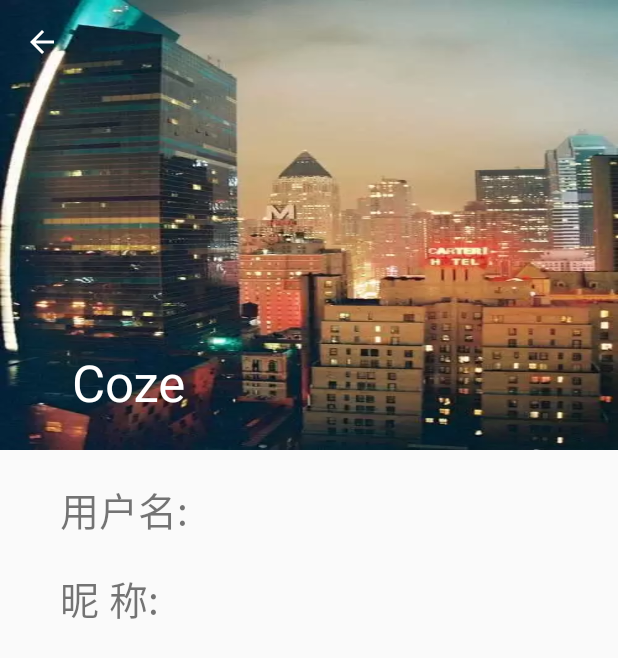
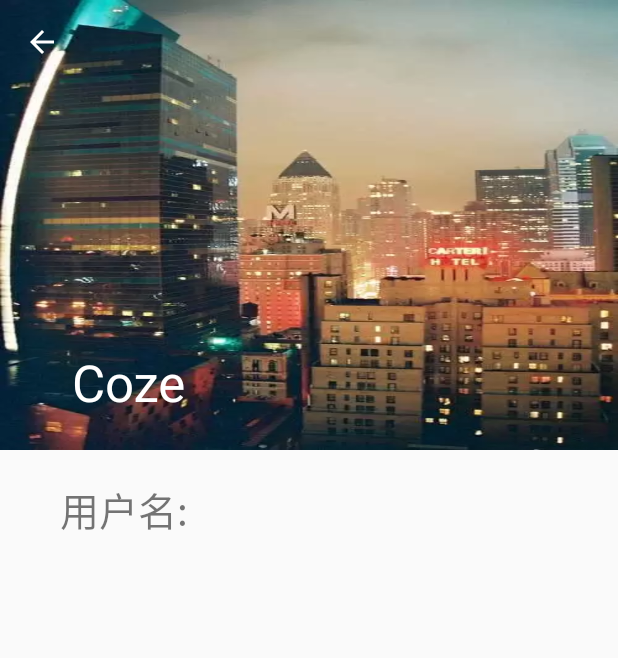
Before and after one commit to mottc/Coze, an Android app: the UserDetailActivity screen opened directly, with no data from a screen before it, on a phone screen of 412 x 824 dp. Shown: the top 658 px of the screen. Run offline under Robolectric (Android 15) with nearby library versions, the phone set to English and light mode, and no system bars; our stand-ins replace ButterKnife; libraries missing offline, so code that uses them is left out: com.hyphenate, com.hyphenate.chat, com.qiniu.util; pictures from the network do not load; 2 statements that could not run were skipped.

```diff
--- a/app/src/main/java/com/mottc/coze/detail/UserDetailActivity.java
+++ b/app/src/main/java/com/mottc/coze/detail/UserDetailActivity.java
@@ -21,7 +21,6 @@ import com.mottc.coze.chat.ChatActivity;
 import com.mottc.coze.db.CozeUserDao;
 import com.mottc.coze.utils.AvatarUtils;
 
-import java.util.List;
 import java.util.Objects;
 
 import butterknife.BindView;
@@ -40,10 +39,8 @@ public class UserDetailActivity extends AppCompatActivity {
     CollapsingToolbarLayout mCollapsingToolbar;
     @BindView(R.id.tv_username)
     TextView mTvUsername;
-    @BindView(R.id.tv_nickname)
-    TextView mTvNickname;
-    @BindView(R.id.btn_change_nickname)
-    Button mBtnChangeNickname;
+    @BindView(R.id.btn_delete_friend)
+    Button mBtnDeleteFriend;
     @BindView(R.id.btn_send_msg)
     Button mBtnSendMsg;
     @BindView(R.id.friend_layout)
@@ -54,7 +51,6 @@ public class UserDetailActivity extends AppCompatActivity {
     Button mBtnAddFriend;
 
     private String username;
-    private String nickname;
     private CozeUserDao mCozeUserDao;
     @Override
     protected void onCreate(Bundle savedInstanceState) {
@@ -63,7 +59,6 @@ public class UserDetailActivity extends AppCompatActivity {
         ButterKnife.bind(this);
 
         username = this.getIntent().getStringExtra("username");
-        nickname = username;
         mCozeUserDao = CozeApplication.getInstance().getDaoSession(EMClient.getInstance().getCurrentUser()).getCozeUserDao();
         initView();
 
@@ -86,7 +81,6 @@ public class UserDetailActivity extends AppCompatActivity {
             for (CozeUser user : mCozeUserDao.loadAll()) {
                 if (user.getUserName().equals(username)) {
                     isStranger = false;
-                    getNickName();
                     mFriendLayout.setVisibility(View.VISIBLE);
                     break;
                 }
@@ -103,26 +97,17 @@ public class UserDetailActivity extends AppCompatActivity {
         mCollapsingToolbar.setExpandedTitleColor(Color.WHITE);
         mCollapsingToolbar.setTitle(username);
         mTvUsername.setText(username);
-        mTvNickname.setText(nickname);
 
         AvatarUtils.setAvatar(this,username,mImage);
     }
 
-    private void getNickName() {
-        List<CozeUser> cozeUserList = mCozeUserDao.queryBuilder()
-                .where(CozeUserDao.Properties.UserName.eq(username))
-                .list();
-        nickname = cozeUserList.get(0).getNickName();
-        if (nickname == null) {
-            nickname = username;
-        }
-    }
 
 
-    @OnClick({R.id.btn_change_nickname, R.id.btn_send_msg, R.id.btn_change_avatar, R.id.btn_add_friend})
+
+    @OnClick({R.id.btn_delete_friend, R.id.btn_send_msg, R.id.btn_change_avatar, R.id.btn_add_friend})
     public void onClick(View view) {
         switch (view.getId()) {
-            case R.id.btn_change_nickname:
+            case R.id.btn_delete_friend:
 //                TODO
 //                Long id = CommonUtils.getCozeUserFromDB(username).getId();
 //                CozeUser cozeUser = new CozeUser(id, username, "zhangsan", null);
--- a/app/src/main/res/layout/activity_user_detail.xml
+++ b/app/src/main/res/layout/activity_user_detail.xml
@@ -2,9 +2,9 @@
 <android.support.design.widget.CoordinatorLayout
     xmlns:android="http://schemas.android.com/apk/res/android"
     xmlns:app="http://schemas.android.com/apk/res-auto"
-    android:fitsSystemWindows="true"
     android:layout_width="match_parent"
-    android:layout_height="match_parent">
+    android:layout_height="match_parent"
+    android:fitsSystemWindows="true">
 
     <android.support.design.widget.AppBarLayout
         android:id="@+id/appbar"
@@ -17,19 +17,19 @@
             android:layout_width="match_parent"
             android:layout_height="match_parent"
             app:contentScrim="@color/colorPrimary"
-            app:statusBarScrim="@color/colorPrimary"
             app:expandedTitleMarginEnd="72dp"
             app:expandedTitleMarginStart="48dp"
             app:layout_scrollFlags="scroll|exitUntilCollapsed"
+            app:statusBarScrim="@color/colorPrimary"
             >
 
             <ImageView
                 android:id="@+id/image"
-                android:transitionName="TransImage"
                 android:layout_width="match_parent"
                 android:layout_height="match_parent"
+                android:fitsSystemWindows="true"
                 android:scaleType="fitXY"
-                android:fitsSystemWindows="true"
+                android:transitionName="TransImage"
                 app:layout_collapseMode="parallax"
                 app:layout_collapseParallaxMultiplier="0.6"/>
 
@@ -47,14 +47,16 @@
     </android.support.design.widget.AppBarLayout>
 
 
-
     <android.support.v4.widget.NestedScrollView
         android:layout_width="match_parent"
-        android:layout_height="wrap_content"
+        android:layout_height="match_parent"
+        android:layout_marginBottom="60dp"
         app:layout_behavior="@string/appbar_scrolling_view_behavior">
+
         <RelativeLayout
             android:layout_width="match_parent"
             android:layout_height="wrap_content">
+
             <TextView
                 android:id="@+id/username"
                 android:layout_width="90dp"
@@ -63,6 +65,7 @@
                 android:layout_marginTop="20dp"
                 android:text="@string/userName"
                 android:textSize="26sp"/>
+
             <TextView
                 android:id="@+id/tv_username"
                 android:layout_width="wrap_content"
@@ -72,76 +75,66 @@
                 android:layout_toRightOf="@id/username"
                 android:textSize="26sp"/>
 
-            <TextView
-                android:id="@+id/nickName"
-                android:layout_width="90dp"
-                android:layout_height="wrap_content"
-                android:layout_marginLeft="40dp"
-                android:layout_marginTop="20dp"
-                android:layout_marginBottom="150dp"
-                android:layout_below="@id/username"
-                android:text="@string/nickname"
-                android:textSize="26sp"/>
-            <TextView
-                android:id="@+id/tv_nickname"
-                android:layout_width="wrap_content"
-                android:layout_height="wrap_content"
-                android:layout_marginLeft="10dp"
-                android:layout_marginTop="20dp"
-                android:layout_toRightOf="@id/nickName"
-                android:layout_below="@id/tv_username"
-                android:textSize="26sp"/>
+        </RelativeLayout>
+
+    </android.support.v4.widget.NestedScrollView>
+
     <LinearLayout
         android:id="@+id/friend_layout"
         android:layout_width="match_parent"
         android:layout_height="wrap_content"
-                android:layout_below="@id/nickName"
-                android:layout_margin="20dp"
+        android:layout_gravity="bottom"
+        android:layout_marginBottom="5dp"
+        android:layout_marginRight="10dp"
+        android:layout_marginLeft="10dp"
         android:visibility="gone"
         android:orientation="horizontal">
+
         <Button
-                    android:id="@+id/btn_change_nickname"
+            android:id="@+id/btn_delete_friend"
             android:layout_width="0dp"
             android:layout_height="wrap_content"
             android:layout_marginRight="5dp"
+            android:layout_weight="1"
             android:background="@color/colorPrimary"
-                    android:text="@string/change_nickname"
-                    android:textColor="@android:color/white"
-                    android:layout_weight="1"/>
+            android:text="@string/delete_friend"
+            android:textColor="@android:color/white"/>
+
         <Button
             android:id="@+id/btn_send_msg"
             android:layout_width="0dp"
             android:layout_height="wrap_content"
+            android:layout_marginLeft="5dp"
+            android:layout_weight="1"
             android:background="@color/colorPrimary"
-                    android:layout_marginLeft="5dp"
             android:text="@string/send_msg"
-                    android:textColor="@android:color/white"
-                    android:layout_weight="1"/>
+            android:textColor="@android:color/white"/>
     </LinearLayout>
 
     <Button
         android:id="@+id/btn_change_avatar"
         android:layout_width="match_parent"
         android:layout_height="wrap_content"
-                android:layout_margin="20dp"
+        android:layout_gravity="bottom"
+        android:layout_marginBottom="5dp"
+        android:layout_marginRight="10dp"
+        android:layout_marginLeft="10dp"
         android:background="@color/colorPrimary"
         android:text="@string/change_avatar"
-                android:visibility="gone"
         android:textColor="@android:color/white"
-                android:layout_below="@id/nickName"/>
+        android:visibility="gone"/>
 
     <Button
         android:id="@+id/btn_add_friend"
         android:layout_width="match_parent"
         android:layout_height="wrap_content"
-                android:layout_margin="20dp"
+        android:layout_gravity="bottom"
+        android:layout_marginBottom="5dp"
+        android:layout_marginRight="10dp"
+        android:layout_marginLeft="10dp"
         android:background="@color/colorPrimary"
         android:text="@string/add_friend"
         android:textColor="@android:color/white"
-                android:visibility="gone"
-                android:layout_below="@id/nickName"/>
-        </RelativeLayout>
-
-    </android.support.v4.widget.NestedScrollView>
+        android:visibility="gone"/>
 
 </android.support.design.widget.CoordinatorLayout>
--- a/app/src/main/res/values/strings.xml
+++ b/app/src/main/res/values/strings.xml
@@ -22,7 +22,7 @@
     <string name="create_group">创建群组</string>
     <string name="notification">查看通知</string>
     <string name="userName">用户名:</string>
-    <string name="nickname">昵    称:</string>
+    <string name="nickname">昵称:</string>
     <string name="change_avatar">更换头像</string>
     <string name="change_nickname">修改昵称</string>
     <string name="send_msg">发送消息</string>
@@ -43,4 +43,6 @@
     <string name="message">消息通知</string>
     <string name="agree">已同意</string>
     <string name="refuse">已拒绝</string>
+    <string name="change_group_name">修改群组名称</string>
+    <string name="delete_friend">删除好友</string>
 </resources>
```
Also changed, not shown: app/src/main/java/com/mottc/coze/detail/GroupDetailActivity.java (+26 -26 lines), app/src/main/java/com/mottc/coze/detail/GroupMembersAdapter.java (+36 -30 lines), app/src/main/res/layout/activity_group_detail.xml (+44 -23 lines). Lines whose indentation alone changed are shown as unchanged.
